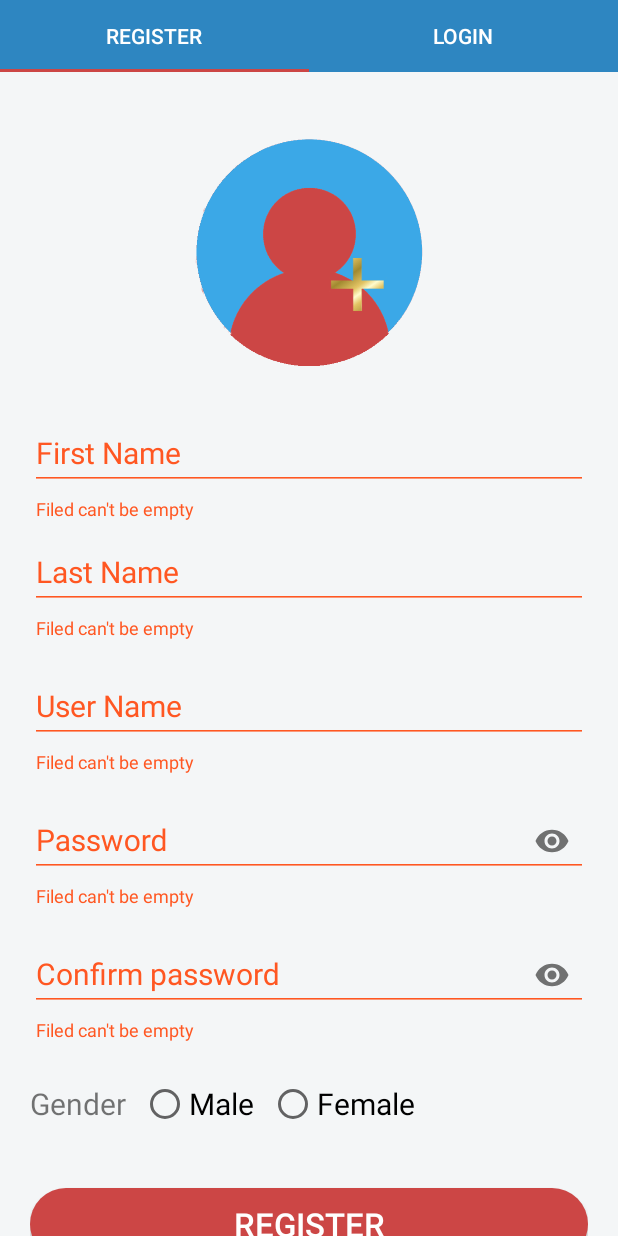
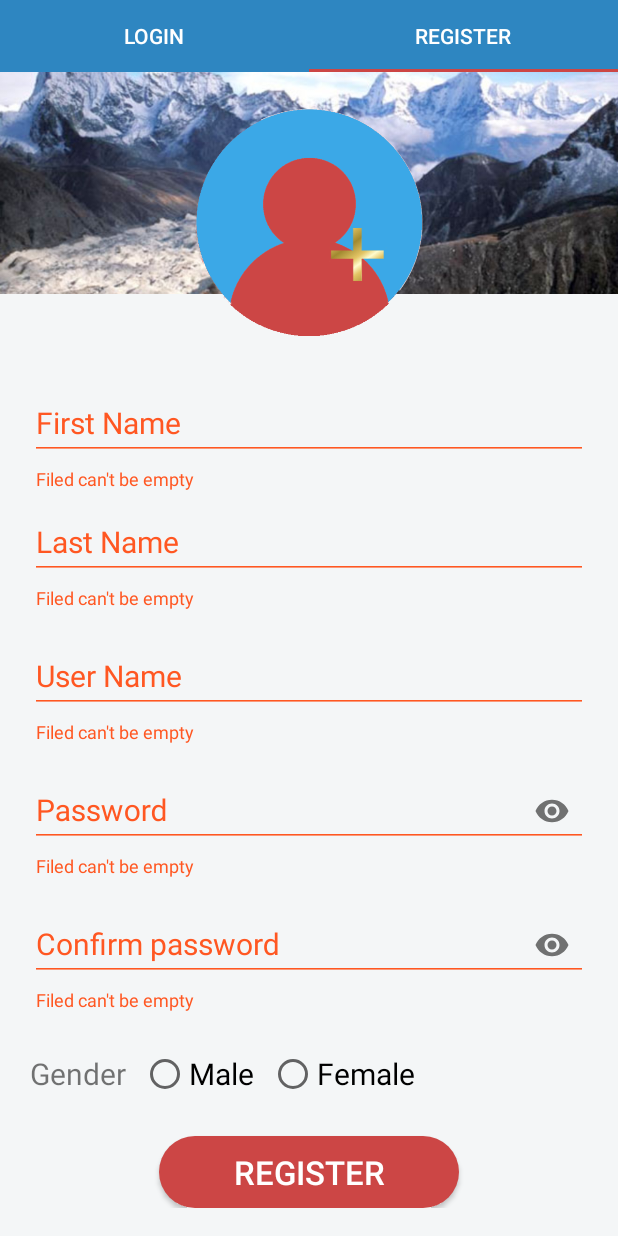
Before and after one commit to bishesu/tobikal, an Android app: the LoginRegister screen opened directly, with no data from a screen before it, after a tap on "REGISTER", on a phone screen of 412 x 824 dp. Run offline under Robolectric (Android 15) with nearby library versions, the phone set to English and light mode, and no system bars; 2 other taps on this screen came first.

Commit message:
further changes

```diff
--- a/app/src/main/java/com/example/androidassignment/LoginFragment.java
+++ b/app/src/main/java/com/example/androidassignment/LoginFragment.java
@@ -1,21 +1,25 @@
 package com.example.androidassignment;
 
 
+import android.content.Intent;
 import android.os.Bundle;
+import android.support.design.widget.TabLayout;
 import android.support.design.widget.TextInputLayout;
 import android.support.v4.app.Fragment;
 import android.view.LayoutInflater;
 import android.view.View;
 import android.view.ViewGroup;
 import android.widget.Button;
+import android.widget.TextView;
 
 
 /**
  * A simple {@link Fragment} subclass.
  */
-public class LoginFragment extends Fragment {
+public class LoginFragment extends Fragment implements View.OnClickListener {
     private TextInputLayout textInputUsernamelogin;
     private  TextInputLayout textInputPasswordlogin;
+    private TextView loginintent;
 Button button;
     // Required empty public constructor
     public LoginFragment() {
@@ -31,16 +35,9 @@ Button button;
         textInputUsernamelogin = rootView.findViewById(R.id.text_input_username_login);
         textInputPasswordlogin = rootView.findViewById(R.id.text_input_password_login);
         button = rootView.findViewById(R.id.btnlogin);
-
-        button.setOnClickListener(new View.OnClickListener() {
-            @Override
-            public void onClick(View v) {
-                if (!validateusernamelogin() | !validatepasswordlogin() ){
-
-                    return;
-                }
-            }
-        });
+        loginintent=rootView.findViewById(R.id.intenttv);
+        loginintent.setOnClickListener(this);
+        button.setOnClickListener(this);
         return rootView;
     }
     private boolean validateusernamelogin(){
@@ -63,4 +60,27 @@ Button button;
             return true;
         }
     }
+
+    @Override
+    public void onClick(View v) {
+        switch (v.getId()){
+            case R.id.btnlogin:
+                if (!validateusernamelogin() | !validatepasswordlogin() ){
+
+                    return;
+                }
+                break;
+
+            case R.id.intenttv:
+
+//                Intent intent=new Intent(getContext(),LoginRegister.class);
+//                startActivity(intent);
+                TabLayout tabs = (TabLayout) getActivity().findViewById(R.id.tabId);
+                tabs.getTabAt(1).select();
+
+
+                break;
+        }
+
+    }
 }
--- a/app/src/main/java/com/example/androidassignment/LoginRegister.java
+++ b/app/src/main/java/com/example/androidassignment/LoginRegister.java
@@ -20,9 +20,9 @@ public class LoginRegister extends AppCompatActivity {
 
         Aadapterlogin adapter = new Aadapterlogin(getSupportFragmentManager());
 
+        adapter.addFragment(new LoginFragment(),"Login");
+        adapter.addFragment(new RegisterFragment(),"Register");
 
-        adapter.addFragment(new RegisterFragment(),"Register");
-        adapter.addFragment(new LoginFragment(),"Login");
 
         viewPager.setAdapter(adapter);
         tabLayout.setupWithViewPager(viewPager);
--- a/app/src/main/res/layout/fragment_register.xml
+++ b/app/src/main/res/layout/fragment_register.xml
@@ -7,20 +7,30 @@
     android:background="@color/background"
     tools:context=".LoginFragment">
 
+
+
     <android.support.v4.widget.NestedScrollView
         android:layout_width="match_parent"
-        android:layout_height="wrap_content">
+        android:layout_height="wrap_content"
+        >
 
-    <LinearLayout
+    <RelativeLayout
         android:layout_width="match_parent"
         android:layout_height="match_parent"
         android:orientation="vertical"
-        android:padding="20dp">
+        >
+       <ImageView
+           android:layout_marginTop="-120dp"
+           android:layout_width="match_parent"
+           android:layout_height="wrap_content"
+           android:src="@drawable/mountain"
+      />
         <ImageView
             android:layout_width="match_parent"
             android:layout_height="200dp"
             android:src="@drawable/registerandroid"
-            android:padding="20dp"/>
+            android:padding="20dp"
+            android:id="@+id/imgregister"/>
 
 
         <android.support.design.widget.TextInputLayout
@@ -28,8 +38,10 @@
         android:layout_height="wrap_content"
         android:focusable="true"
         android:focusableInTouchMode="true"
-
             app:errorEnabled="true"
+android:paddingLeft="20dp"
+            android:paddingRight="20dp"
+            android:layout_below="@+id/imgregister"
             android:id="@+id/text_input_firstname"
         >
 
@@ -37,6 +49,7 @@
             android:layout_width="match_parent"
             android:layout_height="wrap_content"
             android:hint="First Name"
+
             android:ems="10"
             android:inputType="text"
             android:digits="abcdefghijklmnopqrstuvwxy"
@@ -49,8 +62,10 @@
             android:layout_width="match_parent"
             android:layout_height="wrap_content"
             android:focusable="true"
+            android:paddingLeft="20dp"
+            android:paddingRight="20dp"
             android:focusableInTouchMode="true"
-
+android:layout_below="@+id/text_input_firstname"
             app:errorEnabled="true"
             android:id="@+id/text_input_lastname"
             >
@@ -70,8 +85,10 @@
             android:layout_width="match_parent"
             android:layout_height="wrap_content"
             android:focusable="true"
+            android:paddingLeft="20dp"
+            android:paddingRight="20dp"
             android:focusableInTouchMode="true"
-
+android:layout_below="@+id/text_input_lastname"
             app:errorEnabled="true"
             android:layout_marginTop="10dp"
             android:id="@+id/text_input_username"
@@ -93,8 +110,10 @@
             android:layout_width="match_parent"
             android:layout_height="wrap_content"
             android:focusable="true"
+            android:paddingLeft="20dp"
+            android:paddingRight="20dp"
             android:focusableInTouchMode="true"
-
+android:layout_below="@+id/text_input_username"
             android:id="@+id/text_input_password"
             app:passwordToggleEnabled="true"
             app:errorEnabled="true"
@@ -117,8 +136,10 @@
             android:layout_width="match_parent"
             android:layout_height="wrap_content"
             android:focusable="true"
+            android:paddingLeft="20dp"
+            android:paddingRight="20dp"
             android:focusableInTouchMode="true"
-
+android:layout_below="@+id/text_input_password"
             android:id="@+id/text_input_confirmpassowrd"
             android:layout_marginTop="10dp"
             app:passwordToggleEnabled="true"
@@ -141,7 +162,11 @@
     android:layout_width="match_parent"
     android:layout_height="wrap_content"
     android:orientation="horizontal"
+    android:paddingLeft="20dp"
+    android:paddingRight="20dp"
     android:layout_marginTop="15dp"
+    android:layout_below="@+id/text_input_confirmpassowrd"
+    android:id="@+id/radiogender"
     >
     <TextView
         android:layout_width="wrap_content"
@@ -168,17 +193,22 @@
 </RadioGroup>
 
         <Button
-            android:layout_width="match_parent"
+            android:layout_width="200dp"
+            android:layout_centerHorizontal="true"
             android:layout_height="wrap_content"
             android:text="REGISTER"
+            android:paddingLeft="30dp"
+            android:paddingRight="30dp"
             android:textSize="22dp"
             android:textColor="@color/white"
 android:background="@drawable/button_rounded"
-            android:layout_marginTop="40dp"
+            android:layout_below="@+id/radiogender"
+            android:layout_marginTop="25dp"
             android:id="@+id/btnregister"
             />
 
 
-    </LinearLayout>
+
+    </RelativeLayout>
 </android.support.v4.widget.NestedScrollView>
 </FrameLayout>
--- a/build.gradle
+++ b/build.gradle
@@ -7,7 +7,7 @@ buildscript {
 
     }
     dependencies {
-        classpath 'com.android.tools.build:gradle:3.4.0'
+        classpath 'com.android.tools.build:gradle:3.4.1'
 
         // NOTE: Do not place your application dependencies here; they belong
         // in the individual module build.gradle files
```
Also changed, not shown: app/src/main/res/layout/fragment_login.xml (+32 -7 lines), app/src/main/res/drawable-v21/mountain.png (added).
